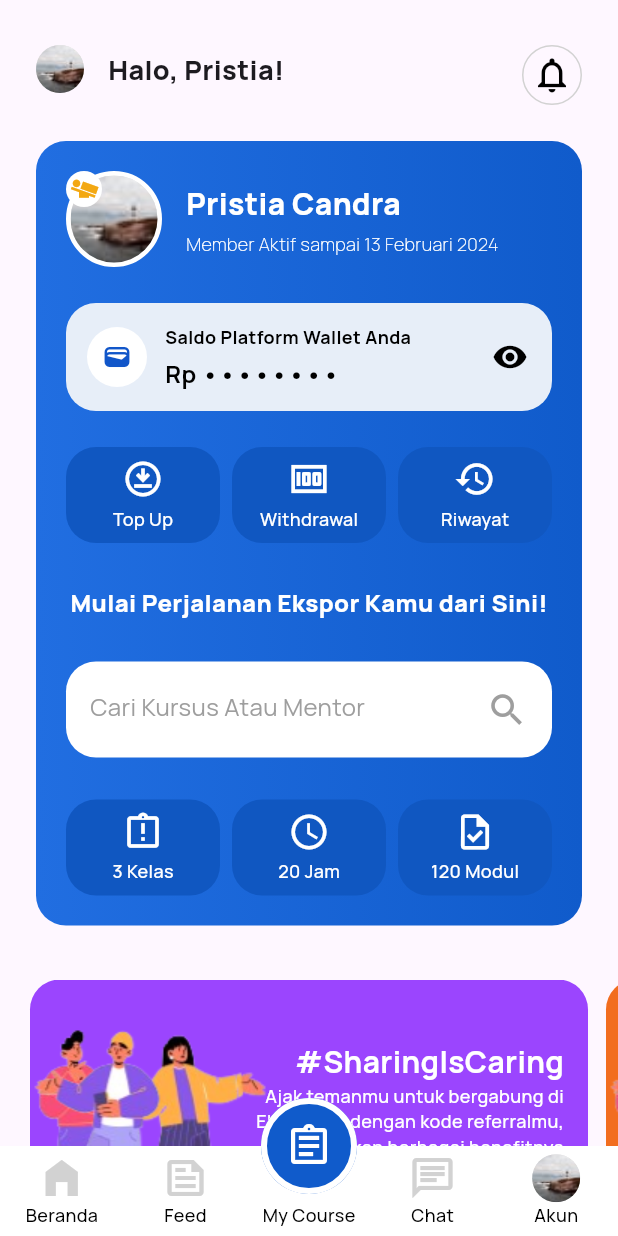
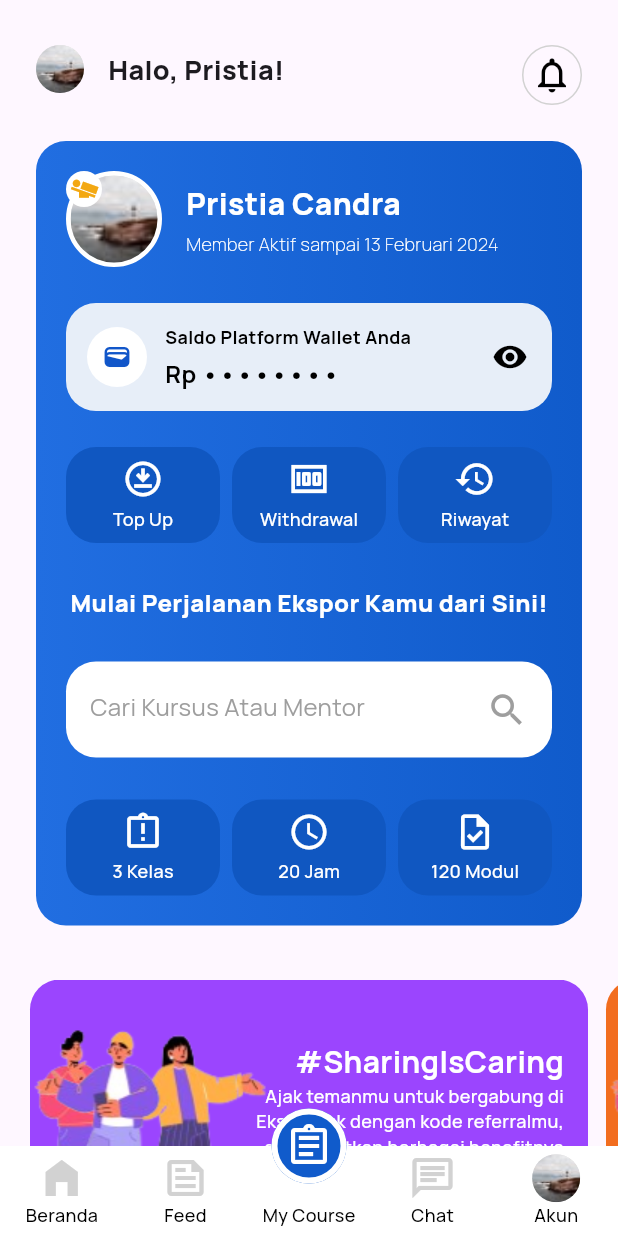
Before and after one commit to Gusdev-frl/slicing_practice, a Flutter app: the screen it shows after launch, on a phone screen of 412 x 824 dp. Run offline on Flutter 3.47's test engine with Material 3 defaults, Android fonts, the phone set to English and light mode, and no system bars; our stand-ins replace google_fonts; missing offline and left inert: country_icons.

Commit message:
Update screen dart
Mengubah widht dan height

```diff
--- a/belajar_slicing/lib/screen.dart
+++ b/belajar_slicing/lib/screen.dart
@@ -9,8 +9,8 @@ class Screen extends StatelessWidget {
     final screenWidth = MediaQuery.of(context).size.width;
     return Scaffold(
       floatingActionButton: SizedBox(
-        width: 64,
-        height: 64,
+        width: 50,
+        height: 50,
         child: FloatingActionButton(
           elevation: 0,
           onPressed: () {},
```
